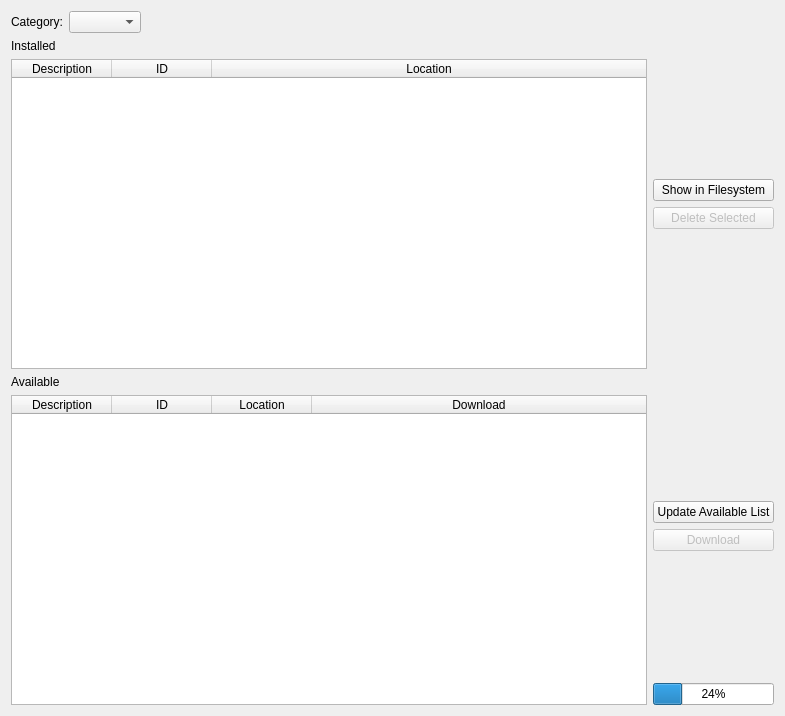
scribusproject/scribus, file scribus/ui/resourcemanagerbase.ui: the form before one commit.
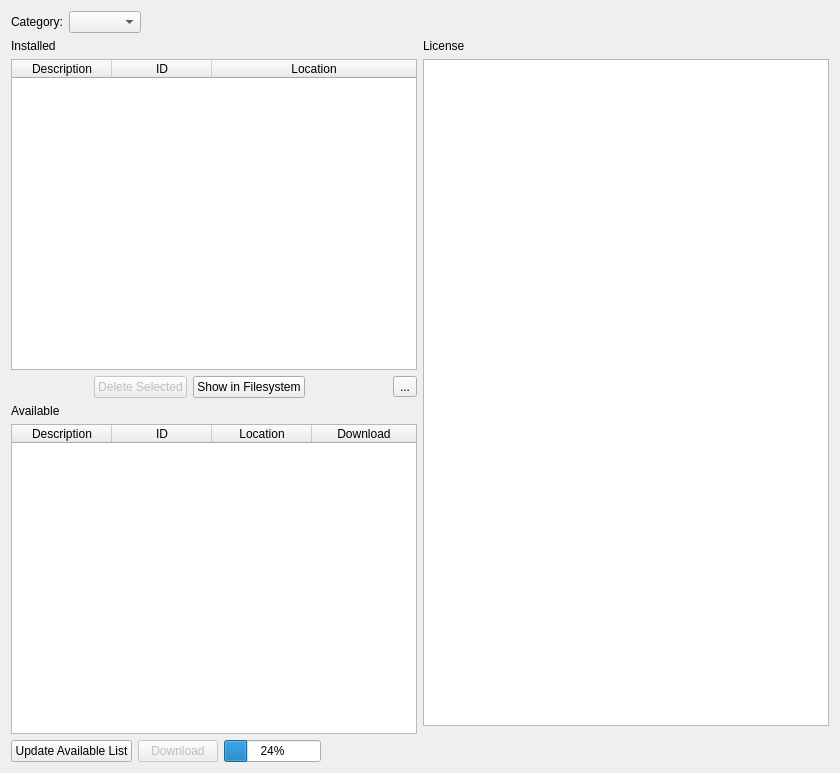
The form after the commit.

Patch:
```diff
--- a/scribus/ui/resourcemanagerbase.ui
+++ b/scribus/ui/resourcemanagerbase.ui
@@ -6,8 +6,8 @@
    <rect>
     <x>0</x>
     <y>0</y>
-    <width>785</width>
-    <height>716</height>
+    <width>840</width>
+    <height>773</height>
    </rect>
   </property>
   <property name="windowTitle">
@@ -42,8 +42,10 @@
     </layout>
    </item>
    <item>
-    <layout class="QGridLayout" name="gridLayout" columnstretch="1,0">
-     <item row="0" column="0">
+    <layout class="QHBoxLayout" name="horizontalLayout_5">
+     <item>
+      <layout class="QVBoxLayout" name="verticalLayout">
+       <item>
       <layout class="QVBoxLayout" name="verticalLayout_3">
        <property name="sizeConstraint">
         <enum>QLayout::SetDefaultConstraint</enum>
@@ -95,33 +97,21 @@
          </column>
         </widget>
        </item>
-      </layout>
-     </item>
-     <item row="0" column="1">
-      <layout class="QVBoxLayout" name="verticalLayout">
        <item>
-        <spacer name="verticalSpacer_4">
+          <layout class="QHBoxLayout" name="horizontalLayout_3">
+           <item>
+            <spacer name="horizontalSpacer_3">
          <property name="orientation">
-          <enum>Qt::Vertical</enum>
+              <enum>Qt::Horizontal</enum>
          </property>
          <property name="sizeHint" stdset="0">
           <size>
-           <width>20</width>
-           <height>40</height>
+               <width>40</width>
+               <height>20</height>
           </size>
          </property>
         </spacer>
        </item>
-       <item>
-        <widget class="QPushButton" name="showInFSButton">
-         <property name="text">
-          <string>Show in Filesystem</string>
-         </property>
-         <property name="autoDefault">
-          <bool>false</bool>
-         </property>
-        </widget>
-       </item>
        <item>
         <widget class="QPushButton" name="deleteSelectedButton">
          <property name="enabled">
@@ -136,21 +126,40 @@
         </widget>
        </item>
        <item>
-        <spacer name="verticalSpacer">
+            <widget class="QPushButton" name="showInFSButton">
+             <property name="text">
+              <string>Show in Filesystem</string>
+             </property>
+             <property name="autoDefault">
+              <bool>false</bool>
+             </property>
+            </widget>
+           </item>
+           <item>
+            <spacer name="horizontalSpacer_4">
          <property name="orientation">
-          <enum>Qt::Vertical</enum>
+              <enum>Qt::Horizontal</enum>
          </property>
          <property name="sizeHint" stdset="0">
           <size>
-           <width>20</width>
-           <height>40</height>
+               <width>40</width>
+               <height>20</height>
           </size>
          </property>
         </spacer>
        </item>
-      </layout>
-     </item>
-     <item row="1" column="0">
+           <item>
+            <widget class="QToolButton" name="showLicenseToolButton">
+             <property name="text">
+              <string>...</string>
+             </property>
+            </widget>
+           </item>
+          </layout>
+         </item>
+        </layout>
+       </item>
+       <item>
       <layout class="QVBoxLayout" name="verticalLayout_4">
        <item>
         <widget class="QLabel" name="label_3">
@@ -201,23 +210,8 @@
          </column>
         </widget>
        </item>
-      </layout>
-     </item>
-     <item row="1" column="1">
-      <layout class="QVBoxLayout" name="verticalLayout_2">
        <item>
-        <spacer name="verticalSpacer_3">
-         <property name="orientation">
-          <enum>Qt::Vertical</enum>
-         </property>
-         <property name="sizeHint" stdset="0">
-          <size>
-           <width>20</width>
-           <height>40</height>
-          </size>
-         </property>
-        </spacer>
-       </item>
+          <layout class="QHBoxLayout" name="horizontalLayout_4">
        <item>
         <widget class="QPushButton" name="updateAvailableButton">
          <property name="text">
@@ -241,19 +235,6 @@
          </property>
         </widget>
        </item>
-       <item>
-        <spacer name="verticalSpacer_2">
-         <property name="orientation">
-          <enum>Qt::Vertical</enum>
-         </property>
-         <property name="sizeHint" stdset="0">
-          <size>
-           <width>20</width>
-           <height>40</height>
-          </size>
-         </property>
-        </spacer>
-       </item>
        <item>
         <layout class="QHBoxLayout" name="horizontalLayout_2">
          <item>
@@ -263,7 +244,54 @@
            </property>
           </widget>
          </item>
-        </layout>
+             <item>
+              <spacer name="horizontalSpacer_2">
+               <property name="orientation">
+                <enum>Qt::Horizontal</enum>
+               </property>
+               <property name="sizeHint" stdset="0">
+                <size>
+                 <width>40</width>
+                 <height>20</height>
+                </size>
+               </property>
+              </spacer>
+             </item>
+            </layout>
+           </item>
+          </layout>
+         </item>
+        </layout>
+       </item>
+      </layout>
+     </item>
+     <item>
+      <layout class="QVBoxLayout" name="verticalLayout_2">
+       <item>
+        <widget class="QLabel" name="licenseLabel">
+         <property name="text">
+          <string>License</string>
+         </property>
+        </widget>
+       </item>
+       <item>
+        <widget class="QTextBrowser" name="licenseTextBrowser"/>
+       </item>
+       <item>
+        <spacer name="licenseVerticalSpacer">
+         <property name="orientation">
+          <enum>Qt::Vertical</enum>
+         </property>
+         <property name="sizeType">
+          <enum>QSizePolicy::Fixed</enum>
+         </property>
+         <property name="sizeHint" stdset="0">
+          <size>
+           <width>20</width>
+           <height>36</height>
+          </size>
+         </property>
+        </spacer>
        </item>
       </layout>
      </item>
```
Lines whose indentation alone changed are shown as unchanged.
